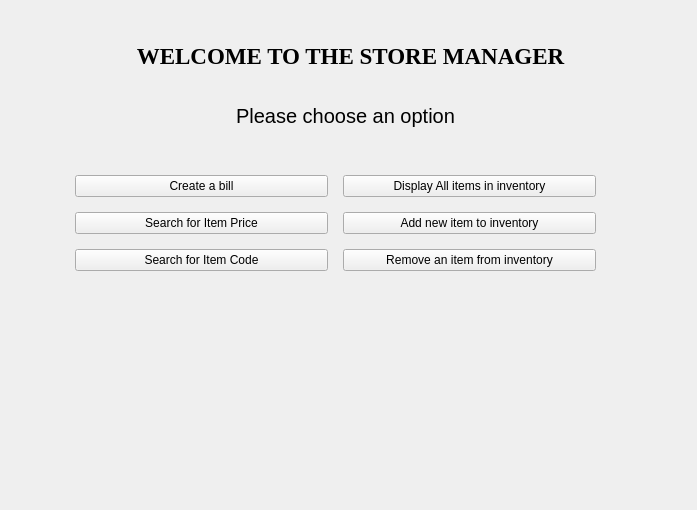
Qt form QT_HMI/StoreManagerHMI/primaryhmi.ui (Sushant-Chavan/StoreManager) before a commit.
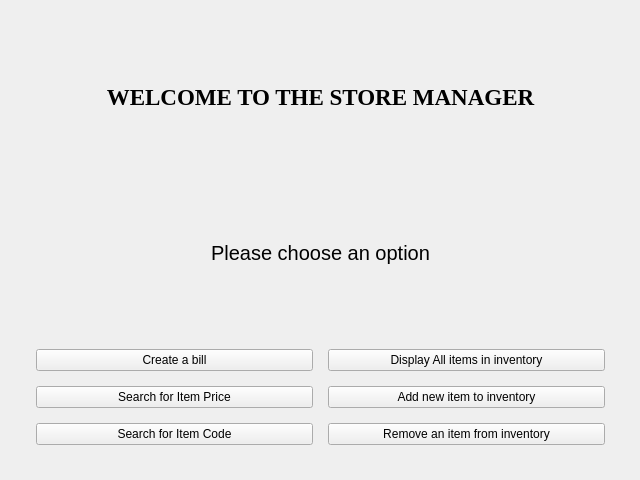
The same form after that commit.

The edit to the form file:
```diff
--- a/QT_HMI/StoreManagerHMI/primaryhmi.ui
+++ b/QT_HMI/StoreManagerHMI/primaryhmi.ui
@@ -6,22 +6,28 @@
    <rect>
     <x>0</x>
     <y>0</y>
-    <width>697</width>
-    <height>510</height>
+    <width>640</width>
+    <height>480</height>
    </rect>
   </property>
   <property name="windowTitle">
    <string>PrimaryHMI</string>
   </property>
+  <widget class="QWidget" name="layoutWidget">
+   <property name="geometry">
+    <rect>
+     <x>10</x>
+     <y>10</y>
+     <width>621</width>
+     <height>461</height>
+    </rect>
+   </property>
+   <layout class="QVBoxLayout" name="topLayout" stretch="0,0,0">
+    <property name="sizeConstraint">
+     <enum>QLayout::SetMinAndMaxSize</enum>
+    </property>
+    <item>
   <widget class="QLabel" name="WelcomeLabel">
-   <property name="geometry">
-    <rect>
-     <x>15</x>
-     <y>20</y>
-     <width>671</width>
-     <height>71</height>
-    </rect>
-   </property>
    <property name="font">
     <font>
      <family>Times New Roman</family>
@@ -38,15 +44,9 @@
     <set>Qt::AlignCenter</set>
    </property>
   </widget>
+    </item>
+    <item>
   <widget class="QLabel" name="MessageLabel">
-   <property name="geometry">
-    <rect>
-     <x>0</x>
-     <y>100</y>
-     <width>691</width>
-     <height>31</height>
-    </rect>
-   </property>
    <property name="font">
     <font>
      <pointsize>15</pointsize>
@@ -61,15 +61,8 @@
     <set>Qt::AlignCenter</set>
    </property>
   </widget>
-  <widget class="QWidget" name="gridLayoutWidget">
-   <property name="geometry">
-    <rect>
-     <x>60</x>
-     <y>160</y>
-     <width>551</width>
-     <height>129</height>
-    </rect>
-   </property>
+    </item>
+    <item>
    <layout class="QGridLayout" name="PrimaryMenuLayout">
     <property name="leftMargin">
      <number>15</number>
@@ -129,6 +122,8 @@
      </widget>
     </item>
    </layout>
+    </item>
+   </layout>
   </widget>
  </widget>
  <layoutdefault spacing="6" margin="11"/>
```
Left out of the diff: 4 changed lines with no effect on the pictures. Lines whose indentation alone changed are shown as unchanged.
